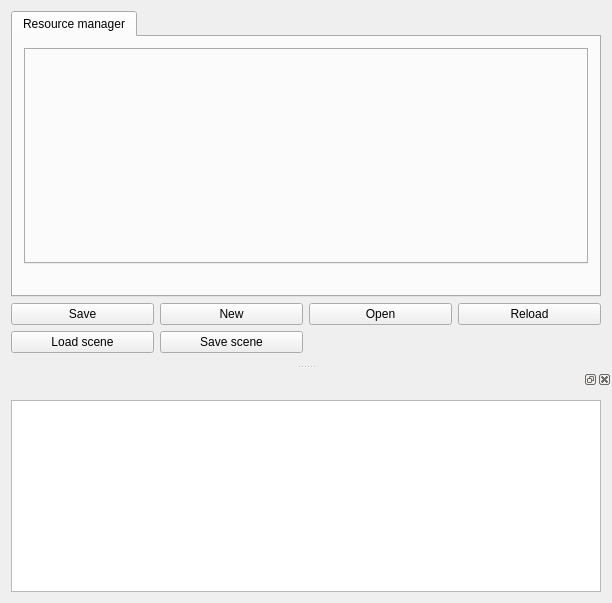
This is src/wte/ui/WtEditor.ui in spiricn/Wt as Qt 5 draws it before an edit. The edited form follows.
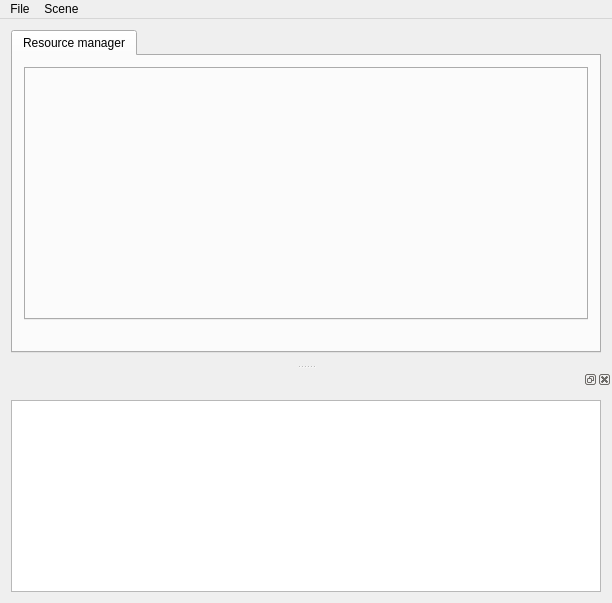
This is the edited form. Icons and pictures are not drawn.

Commit message: Several WtEditor bugs fixed, GUI tweaked, transparency bug fixed.

The edit to the form file:
```diff
--- a/src/wte/ui/WtEditor.ui
+++ b/src/wte/ui/WtEditor.ui
@@ -15,35 +15,7 @@
   </property>
   <widget class="QWidget" name="centralWidget">
    <layout class="QGridLayout" name="gridLayout">
-    <item row="3" column="0">
-     <widget class="QPushButton" name="pushButton">
-      <property name="text">
-       <string>Save</string>
-      </property>
-     </widget>
-    </item>
-    <item row="3" column="1">
-     <widget class="QPushButton" name="pushButton_2">
-      <property name="text">
-       <string>New</string>
-      </property>
-     </widget>
-    </item>
-    <item row="3" column="2">
-     <widget class="QPushButton" name="btnClear">
-      <property name="text">
-       <string>Open</string>
-      </property>
-     </widget>
-    </item>
-    <item row="3" column="3">
-     <widget class="QPushButton" name="pushButton_3">
-      <property name="text">
-       <string>Reload</string>
-      </property>
-     </widget>
-    </item>
-    <item row="1" column="0" colspan="4">
+    <item row="1" column="0" colspan="2">
      <widget class="QTabWidget" name="mainTabWidget">
       <property name="acceptDrops">
        <bool>true</bool>
@@ -76,20 +48,6 @@
       </widget>
      </widget>
     </item>
-    <item row="4" column="0">
-     <widget class="QPushButton" name="pushButton_4">
-      <property name="text">
-       <string>Load scene</string>
-      </property>
-     </widget>
-    </item>
-    <item row="4" column="1">
-     <widget class="QPushButton" name="pushButton_5">
-      <property name="text">
-       <string>Save scene</string>
-      </property>
-     </widget>
-    </item>
    </layout>
   </widget>
   <widget class="QMenuBar" name="menuBar">
@@ -101,6 +59,32 @@
      <height>21</height>
     </rect>
    </property>
+   <widget class="QMenu" name="menuFile">
+    <property name="title">
+     <string>File</string>
+    </property>
+    <addaction name="actionNewResources"/>
+    <addaction name="actionOpenResources"/>
+    <addaction name="separator"/>
+    <addaction name="actionSaveResources"/>
+    <addaction name="separator"/>
+    <addaction name="actionReloadResources"/>
+   </widget>
+   <widget class="QMenu" name="menuScene">
+    <property name="title">
+     <string>Scene</string>
+    </property>
+    <addaction name="actionLoadScene"/>
+    <addaction name="actionSaveScene"/>
+    <addaction name="separator"/>
+    <addaction name="actionClear"/>
+    <addaction name="separator"/>
+    <addaction name="actionSet_sky_box"/>
+    <addaction name="actionCreate_terrain"/>
+    <addaction name="actionScreenshot"/>
+   </widget>
+   <addaction name="menuFile"/>
+   <addaction name="menuScene"/>
   </widget>
   <widget class="QDockWidget" name="logDock">
    <attribute name="dockWidgetArea">
```
Left out of the diff: 249 changed lines with no effect on the pictures. The commit also changes 24 other files.
